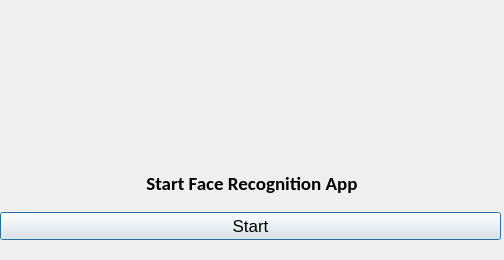
Qt form mainwindow.ui (rajaeziki/Projet-PFA) before a commit.
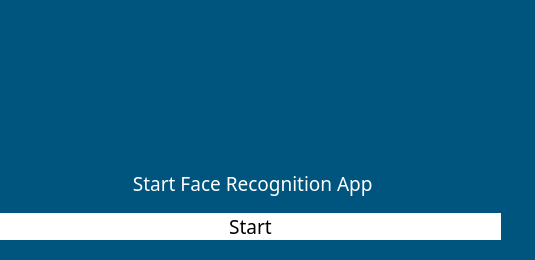
The same form after that commit. Icons and pictures are not drawn.

The edit to the form file:
```diff
--- a/mainwindow.ui
+++ b/mainwindow.ui
@@ -6,7 +6,7 @@
    <rect>
     <x>0</x>
     <y>0</y>
-    <width>504</width>
+    <width>535</width>
     <height>260</height>
    </rect>
   </property>
@@ -23,6 +23,9 @@
    <iconset resource="resource.qrc">
     <normaloff>:/icon/icon.png</normaloff>:/icon/icon.png</iconset>
   </property>
+  <property name="styleSheet">
+   <string notr="true">background-color: rgb(0, 85, 127);</string>
+  </property>
   <widget class="QLabel" name="logolabel">
    <property name="geometry">
     <rect>
@@ -32,6 +35,9 @@
      <height>151</height>
     </rect>
    </property>
+   <property name="styleSheet">
+    <string notr="true">background-color: rgb(0, 85, 127);</string>
+   </property>
    <property name="text">
     <string/>
    </property>
@@ -55,12 +61,21 @@
        <widget class="QLabel" name="filelabel">
         <property name="font">
          <font>
-          <family>Calibri</family>
-          <pointsize>14</pointsize>
-          <weight>75</weight>
-          <bold>true</bold>
+          <family>Leelawadee</family>
+          <pointsize>12</pointsize>
+          <italic>false</italic>
+          <bold>false</bold>
          </font>
         </property>
+        <property name="styleSheet">
+         <string notr="true">background-color: rgb(0, 85, 127);font-size:14pt;
+border-radius:20px;
+font: 36pt &quot;MS Reference Sans Serif&quot;;
+color:rgb(255, 255, 255);
+background-color: rgb(0, 85, 127);
+
+font: 12pt &quot;Leelawadee&quot;;</string>
+        </property>
         <property name="text">
          <string> Start Face Recognition App</string>
         </property>
@@ -72,10 +87,20 @@
      <widget class="QPushButton" name="runButton">
       <property name="font">
        <font>
-        <family>Arial</family>
-        <pointsize>13</pointsize>
+        <family>Leelawadee</family>
+        <pointsize>12</pointsize>
+        <italic>false</italic>
+        <bold>false</bold>
        </font>
       </property>
+      <property name="styleSheet">
+       <string notr="true">background-color: rgb(0, 85, 127);font-size:14pt;
+border-radius:20px;
+
+background-color: rgb(255, 255, 255);
+
+font: 12pt &quot;Leelawadee&quot;;</string>
+      </property>
       <property name="text">
        <string>Start</string>
       </property>
```
Left out of the diff: 4 changed lines with no effect on the pictures.
